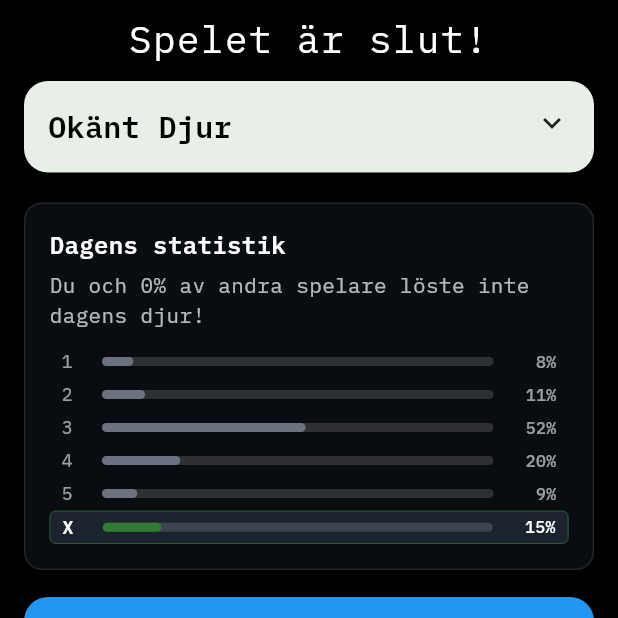
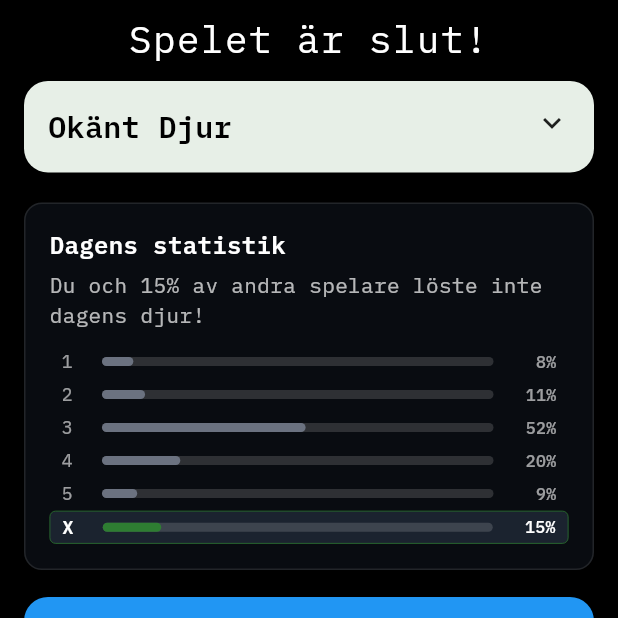
Before and after one commit to nadinelindenmalmberg/wildguess, a Flutter app: the QuizResultScreen screen opened directly with empty values, on a phone screen of 412 x 824 dp, the top half of it. Run offline on Flutter 3.47's test engine with Material 3 defaults, Android fonts, the phone set to English and light mode, and no system bars; our stand-ins replace confetti, google_fonts, shared_preferences, supabase_flutter; accounts and stored records are empty; network calls fail.

Commit message:
final changes

```diff
--- a/lib/screens/history_screen.dart
+++ b/lib/screens/history_screen.dart
@@ -34,7 +34,11 @@ class _HistoryScreenState extends State<HistoryScreen> {
 
  Future<void> _loadHistory() async {
    try {
-     final history = await HistoryService.getGameHistory();
+     // Clear local cache first to force database-only mode
+     await HistoryService.clearLocalCache();
+
+     // Use database-only method to avoid local fallback
+     final history = await HistoryService.getGameHistoryFromDatabaseOnly();
      final stats = await HistoryService.getStatistics();
 
 
--- a/lib/screens/quiz_result_screen.dart
+++ b/lib/screens/quiz_result_screen.dart
@@ -134,6 +134,89 @@ class _QuizResultScreenState extends State<QuizResultScreen> {
     }
   }
 
+  String _translateDescription(String swedishDescription) {
+    // Simple translation of common Swedish animal description terms to English
+    String translated = swedishDescription;
+
+    // Common Swedish to English translations for animal descriptions
+    final translations = {
+      'Längd:': 'Length:',
+      'kropp': 'body',
+      'svans': 'tail',
+      'mankhöjd': 'shoulder height',
+      'Vikt': 'Weight',
+      'hanar': 'males',
+      'honor': 'females',
+      'kan undantagsvis väga': 'can exceptionally weigh',
+      'Pälsen': 'The fur',
+      'är vanligen': 'is usually',
+      'rödbrun': 'reddish-brown',
+      'till': 'to',
+      'rostbrun': 'rust-red',
+      'med': 'with',
+      'stor': 'large',
+      'vit': 'white',
+      'halsfläck': 'throat patch',
+      'buk': 'belly',
+      'yvig': 'bushy',
+      'gråsvart': 'grayish-black',
+      'svanstipp': 'tail tip',
+      'nedre hälften': 'lower half',
+      'benen': 'legs',
+      'svarta': 'black',
+      'Även': 'Also',
+      'ansiktet': 'the face',
+      'har': 'has',
+      'teckningar': 'markings',
+      'Det finns': 'There is',
+      'en hel del variation': 'a lot of variation',
+      'i den röda färgen': 'in the red color',
+      'individer': 'individuals',
+      'som är mer': 'that are more',
+      'gråbruna': 'grayish-brown',
+      'Hos några': 'In some',
+      's.k.': 'so-called',
+      'korsrävar': 'cross foxes',
+      'är mitten': 'is the middle',
+      'lever': 'lives',
+      'i': 'in',
+      'skogar': 'forests',
+      'och': 'and',
+      'på': 'on',
+      'öppna fält': 'open fields',
+      'ett': 'a',
+      'rovdjur': 'predator',
+      'smidig': 'nimble',
+      'hjortdjur': 'deer',
+      'största': 'largest',
+      'Sveriges': 'Sweden\'s',
+      'stora': 'large',
+      'horn': 'antlers',
+      'som': 'that',
+      'den': 'it',
+      'kastar': 'sheds',
+      'varje år': 'every year',
+      'äter': 'eats',
+      'växter': 'plants',
+      'kan vara farligt': 'can be dangerous',
+      'att möta': 'to meet',
+      'på vägen': 'on the road',
+      'mycket': 'very',
+      'stort': 'large',
+      'djur': 'animal',
+      'med': 'with',
+      'långa': 'long',
+      'ben': 'legs',
+    };
+
+    // Apply translations
+    translations.forEach((swedish, english) {
+      translated = translated.replaceAll(swedish, english);
+    });
+
+    return translated;
+  }
+
   String _getStatisticsText() {
     if (_dailyStats.isEmpty) {
       if (widget.isCorrect) {
@@ -147,19 +230,39 @@ class _QuizResultScreenState extends State<QuizResultScreen> {
       }
     }
 
-    final percentage = _dailyStats['percentage'] ?? 52;
+    final hintDistribution = _dailyStats['hintDistribution'] as Map<int, int>? ?? {};
+    final failedCount = _dailyStats['failedCount'] ?? 0;
+    final totalGames = _dailyStats['totalGames'] ?? 0;
     final isDefault = _dailyStats['isDefault'] ?? false;
-    final totalGames = _dailyStats['totalGames'] ?? 0;
+
+    // Calculate the actual percentage for the current hint index
+    final currentHintCount = hintDistribution[widget.hintIndex] ?? 0;
+    final percentage = totalGames > 0 ? (currentHintCount / totalGames * 100).round() : 0;
+
+    // If the user failed, calculate the percentage of failed attempts instead
+    final failedPercentage = totalGames > 0 ? (failedCount / totalGames * 100).round() : 0;
+
+    print('DEBUG STATS TEXT:');
+    print('  widget.isEnglish: ${widget.isEnglish}');
+    print('  widget.hintIndex: ${widget.hintIndex}');
+    print('  widget.isCorrect: ${widget.isCorrect}');
+    print('  hintDistribution: $hintDistribution');
+    print('  currentHintCount: $currentHintCount');
+    print('  totalGames: $totalGames');
+    print('  calculated percentage: $percentage');
+
+    // Use the correct percentage based on success/failure
+    final displayPercentage = widget.isCorrect ? percentage : failedPercentage;
 
     if (isDefault) {
       if (widget.isCorrect) {
         return widget.isEnglish
-            ? "You and $percentage% of other players solved today's animal on the ${widget.hintIndex}rd try!"
-            : "Du och $percentage% av andra spelare löste dagens djur på ${widget.hintIndex}:e försöket!";
+            ? "You and $displayPercentage% of other players solved today's animal on the ${widget.hintIndex}rd try!"
+            : "Du och $displayPercentage% av andra spelare löste dagens djur på ${widget.hintIndex}:e försöket!";
       } else {
         return widget.isEnglish
-            ? "You and $percentage% of other players didn't solve today's animal!"
-            : "Du och $percentage% av andra spelare löste inte dagens djur!";
+            ? "You and $displayPercentage% of other players didn't solve today's animal!"
+            : "Du och $displayPercentage% av andra spelare löste inte dagens djur!";
       }
     } else {
       final playerText = totalGames == 1 ? 'player' : 'players';
@@ -181,22 +284,22 @@ class _QuizResultScreenState extends State<QuizResultScreen> {
       if (totalGames < 5) {
         if (widget.isCorrect) {
           return widget.isEnglish
-              ? "You and $percentage% of other players solved today's animal on the ${widget.hintIndex}rd try! ($totalGames $playerText)"
-              : "Du och $percentage% av andra spelare löste dagens djur på ${widget.hintIndex}:e försöket! ($totalGames $spelareText)";
+              ? "You and $displayPercentage% of other players solved today's animal on the ${widget.hintIndex}rd try! ($totalGames $playerText)"
+              : "Du och $displayPercentage% av andra spelare löste dagens djur på ${widget.hintIndex}:e försöket! ($totalGames $spelareText)";
         } else {
           return widget.isEnglish
-              ? "You and $percentage% of other players didn't solve today's animal! ($totalGames $playerText)"
-              : "Du och $percentage% av andra spelare löste inte dagens djur! ($totalGames $spelareText)";
+              ? "You and $displayPercentage% of other players didn't solve today's animal! ($totalGames $playerText)"
+              : "Du och $displayPercentage% av andra spelare löste inte dagens djur! ($totalGames $spelareText)";
         }
       } else {
         if (widget.isCorrect) {
           return widget.isEnglish
-              ? "You and $percentage% of other players solved today's animal on the ${widget.hintIndex}rd try! ($totalGames $playerText)"
-              : "Du och $percentage% av andra spelare löste dagens djur på ${widget.hintIndex}:e försöket! ($totalGames $spelareText)";
+              ? "You and $displayPercentage% of other players solved today's animal on the ${widget.hintIndex}rd try! ($totalGames $playerText)"
+              : "Du och $displayPercentage% av andra spelare löste dagens djur på ${widget.hintIndex}:e försöket! ($totalGames $spelareText)";
         } else {
           return widget.isEnglish
-              ? "You and $percentage% of other players didn't solve today's animal! ($totalGames $playerText)"
-              : "Du och $percentage% av andra spelare löste inte dagens djur! ($totalGames $spelareText)";
+              ? "You and $displayPercentage% of other players didn't solve today's animal! ($totalGames $playerText)"
+              : "Du och $displayPercentage% av andra spelare löste inte dagens djur! ($totalGames $spelareText)";
         }
       }
     }
@@ -233,6 +336,7 @@ class _QuizResultScreenState extends State<QuizResultScreen> {
           () {
             final percent = totalGames > 0 ? ((hintDistribution[i] ?? 0) / totalGames * 100).round() : 0;
             final highlight = i == widget.hintIndex && widget.isCorrect;
+            print('DEBUG BAR $i: count=${hintDistribution[i] ?? 0}, percent=$percent, highlight=$highlight');
             return _StatsRow(
               attempt: i.toString(),
               percent: percent,
@@ -637,34 +741,6 @@ class _QuizResultScreenState extends State<QuizResultScreen> {
                         height: _isExpanded ? null : 0,
                         child: _isExpanded ? Column(
                           children: [
-                            if (widget.animal.description.isNotEmpty) ...[
-                              const Divider(height: 1, color: Colors.black12),
-                              Padding(
-                                padding: const EdgeInsets.fromLTRB(20, 20, 20, 16),
-                                child: Column(
-                                  crossAxisAlignment: CrossAxisAlignment.start,
-                                  children: [
-                                    Text(
-                                      widget.isEnglish ? 'Description' : 'Beskrivning',
-                                      style: GoogleFonts.ibmPlexMono(
-                                        fontSize: 16,
-                                        fontWeight: FontWeight.w600,
-                                        color: Colors.black,
-                                      ),
-                                    ),
-                                    const SizedBox(height: 8),
-                                    Text(
-                                      widget.animal.description,
-                                      style: GoogleFonts.ibmPlexMono(
-                                        fontSize: 14,
-                                        color: Colors.black87,
-                                        height: 1.5,
-                                      ),
-                                    ),
-                                  ],
-                                ),
-                              ),
-                            ],
                             if (widget.animal.hints.isNotEmpty) ...[
                               const Divider(height: 1, color: Colors.black12),
                               Padding(
@@ -769,27 +845,7 @@ class _QuizResultScreenState extends State<QuizResultScreen> {
                 const SizedBox(height: 20),
 
                 // Score section
-                if (widget.isCorrect) ...[
-                  Container(
-                    padding: const EdgeInsets.all(16),
-                    decoration: BoxDecoration(
-                      color: AppTheme.primaryColor.withOpacity(0.1),
-                      borderRadius: BorderRadius.circular(12),
-                      border: Border.all(color: AppTheme.primaryColor.withOpacity(0.3)),
-                    ),
-                    child: Text(
-                      widget.isEnglish
-                          ? 'Your Score: ${calculateScore(attempts: widget.hintIndex, timeMs: widget.totalTimeMs, solved: widget.isCorrect)}/100'
-                          : 'Din poäng: ${calculateScore(attempts: widget.hintIndex, timeMs: widget.totalTimeMs, solved: widget.isCorrect)}/100',
-                      style: GoogleFonts.ibmPlexMono(
-                        fontSize: 12,
-                        fontWeight: FontWeight.w600,
-                        color: AppTheme.primaryColor,
-                      ),
-                    ),
-                  ),
-                  const SizedBox(height: 2), // Further reduced from 7 to 2
-                ],
+                const SizedBox.shrink(),
 
                 // Statistics section - Clean design matching app style
                 Container(
--- a/lib/screens/quiz_screen.dart
+++ b/lib/screens/quiz_screen.dart
@@ -943,7 +943,7 @@ class _QuizScreenState extends State<QuizScreen> {
             animal: widget.animal,
             isEnglish: widget.isEnglish,
             isCorrect: _isCorrect,
-            hintIndex: _isCorrect ? _currentLevel : _currentLevel, // Use actual current level for both success and failure
+            hintIndex: _currentLevel, // Both success and failure use current level (hints used)
             totalHints: widget.totalQuestions,
             aiClues: _aiClues,
             totalTimeMs: totalTimeMs,
--- a/lib/services/statistics_service.dart
+++ b/lib/services/statistics_service.dart
@@ -134,21 +134,17 @@ class StatisticsService {
           final totalGames = res['total_games'] as int? ?? 0;
 
           // Parse hint distribution from the response
+          // RPC function returns percentages, so convert back to counts
           for (int i = 1; i <= 5; i++) {
-            hintDistribution[i] = res['hint_$i'] as int? ?? 0;
+            final percentage = res['hint_$i'] as int? ?? 0;
+            hintDistribution[i] = totalGames > 0 ? (percentage * totalGames / 100).round() : 0;
           }
 
-          // Calculate percentages
-          final hintPercentages = <int, int>{};
-          for (int i = 1; i <= 5; i++) {
-            hintPercentages[i] = totalGames > 0 ?
-              ((hintDistribution[i] ?? 0) / totalGames * 100).round() : 0;
-          }
-
-          print('RPC stats - totalGames: $totalGames, hintPercentages: $hintPercentages');
+          print('RPC stats - totalGames: $totalGames, hintPercentages: ${res['hint_1']}, ${res['hint_2']}, ${res['hint_3']}, ${res['hint_4']}, ${res['hint_5']}');
+          print('Converted to counts: $hintDistribution');
 
           return {
-            'hintDistribution': hintPercentages,
+            'hintDistribution': hintDistribution, // raw counts
             'failedCount': failedCount,
             'totalGames': totalGames,
             'isLocal': false,
@@ -184,17 +180,10 @@ class StatisticsService {
 
         final failedCount = scores.where((score) => score['solved'] == false).length;
 
-        // Calculate percentages
-        final hintPercentages = <int, int>{};
-        for (int i = 1; i <= 5; i++) {
-          hintPercentages[i] = totalGames > 0 ?
-            ((hintDistribution[i] ?? 0) / totalGames * 100).round() : 0;
-        }
-
-        print('Direct query stats - totalGames: $totalGames, hintPercentages: $hintPercentages');
+        print('Direct query stats - totalGames: $totalGames, hintCounts: $hintDistribution');
 
         return {
-          'hintDistribution': hintPercentages,
+          'hintDistribution': hintDistribution, // raw counts
           'failedCount': failedCount,
           'totalGames': totalGames,
           'isLocal': false,
@@ -220,24 +209,38 @@ class StatisticsService {
         return globalStats;
       }
 
-      // If no global data available, return default statistics
-      final defaultDistribution = {1: 8, 2: 11, 3: 52, 4: 20, 5: 9};
+      // If no global data available, return default statistics (use counts with totalGames=100)
+      final defaultPercentages = {1: 8, 2: 11, 3: 52, 4: 20, 5: 9};
+      final defaultCounts = <int, int>{
+        1: defaultPercentages[1]!,
+        2: defaultPercentages[2]!,
+        3: defaultPercentages[3]!,
+        4: defaultPercentages[4]!,
+        5: defaultPercentages[5]!,
+      };
       return {
-        'percentage': defaultDistribution[hintIndex] ?? 0,
-        'totalGames': 100, // Show some realistic total
-        'hintDistribution': defaultDistribution,
-        'failedCount': 15, // Show some failed attempts
+        'percentage': defaultPercentages[hintIndex] ?? 0,
+        'totalGames': 100,
+        'hintDistribution': defaultCounts, // counts
+        'failedCount': 15,
         'isLocal': false,
         'isDefault': true,
       };
     } catch (e) {
       print('Error calculating daily statistics: $e');
-      // Return default statistics if error
-      final defaultDistribution = {1: 8, 2: 11, 3: 52, 4: 20, 5: 9};
+      // Return default statistics if error (counts with totalGames=100)
+      final defaultPercentages = {1: 8, 2: 11, 3: 52, 4: 20, 5: 9};
+      final defaultCounts = <int, int>{
+        1: defaultPercentages[1]!,
+        2: defaultPercentages[2]!,
+        3: defaultPercentages[3]!,
+        4: defaultPercentages[4]!,
+        5: defaultPercentages[5]!,
+      };
       return {
-        'percentage': defaultDistribution[hintIndex] ?? 0,
-        'totalGames': 0,
-        'hintDistribution': defaultDistribution,
+        'percentage': defaultPercentages[hintIndex] ?? 0,
+        'totalGames': 100,
+        'hintDistribution': defaultCounts,
         'failedCount': 0,
         'isLocal': false,
         'isDefault': true,
```
Also changed, not shown: lib/screens/animal_detail_screen.dart (+83 -21 lines), lib/services/history_service.dart (+175 -41 lines).
